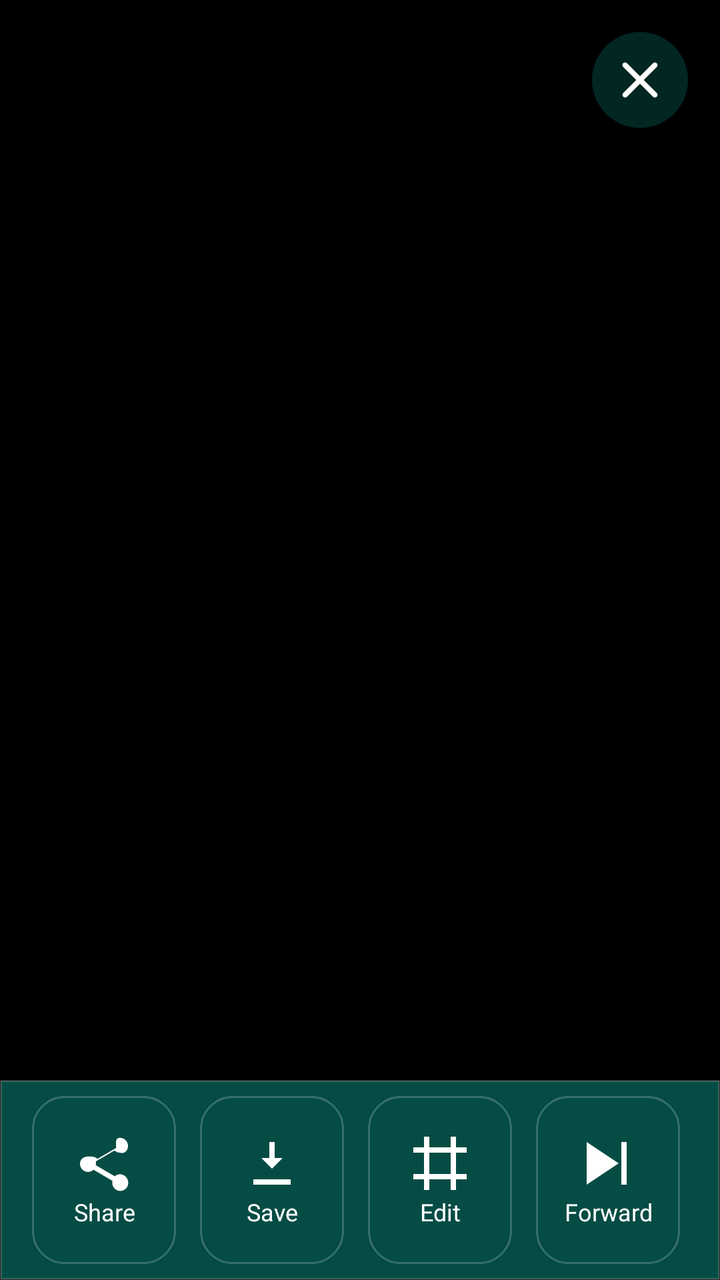
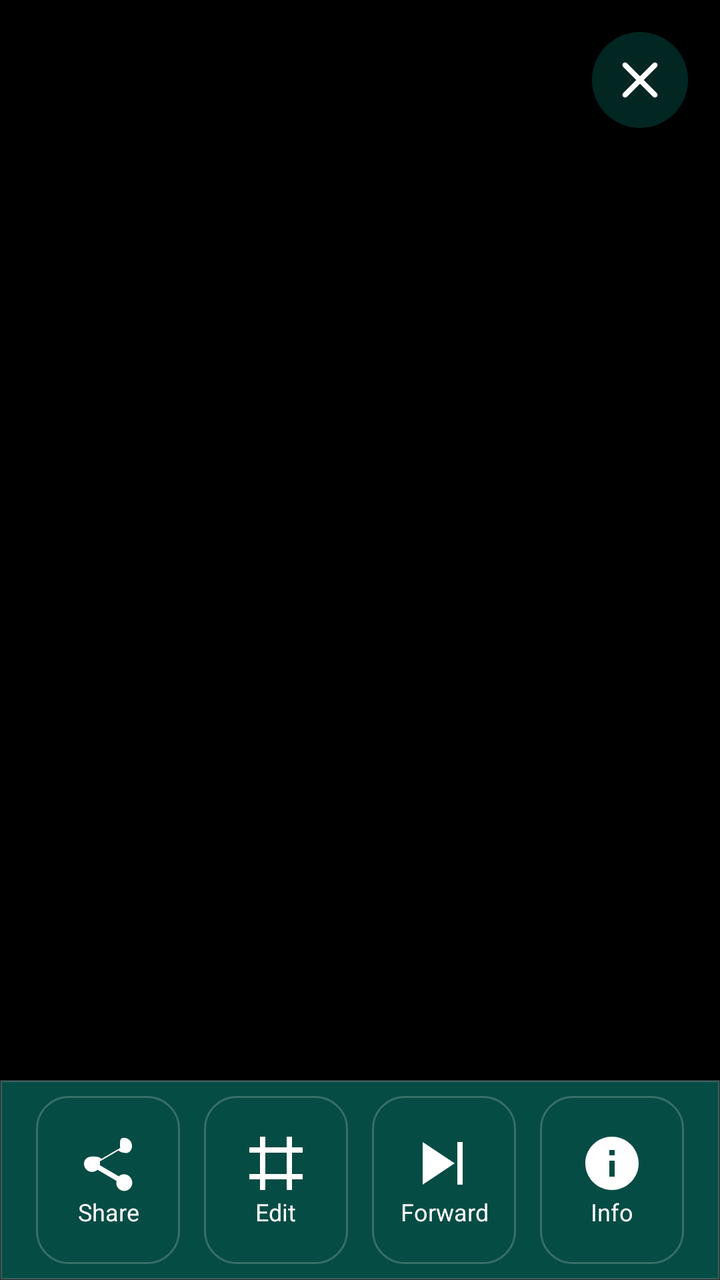

Before-and-after screenshots of an Android layout around one commit, followed by the original layout XML and the change that was made.
<!-- AndroidManifest.xml: application theme Theme.WhatsDownloadPlus -->
<!-- res/layout/image_video_preview_activity.xml -->
<?xml version="1.0" encoding="utf-8"?>
<androidx.constraintlayout.widget.ConstraintLayout
    xmlns:android="http://schemas.android.com/apk/res/android"
    xmlns:app="http://schemas.android.com/apk/res-auto"
    android:id="@+id/previewRoot"
    android:layout_width="match_parent"
    android:layout_height="match_parent"
    android:background="#000">

    
    <ImageView
        android:id="@+id/imagePreview"
        android:layout_width="0dp"
        android:layout_height="0dp"
        android:scaleType="fitCenter"
        android:visibility="gone"
        app:layout_constraintTop_toTopOf="parent"
        app:layout_constraintBottom_toTopOf="@+id/actionLayout"
        app:layout_constraintStart_toStartOf="parent"
        app:layout_constraintEnd_toEndOf="parent"/>

    
    <VideoView
        android:id="@+id/videoPreview"
        android:layout_width="0dp"
        android:layout_height="0dp"
        android:visibility="gone"
        app:layout_constraintTop_toTopOf="parent"
        app:layout_constraintBottom_toTopOf="@+id/actionLayout"
        app:layout_constraintStart_toStartOf="parent"
        app:layout_constraintEnd_toEndOf="parent"/>

    
    <ImageView
        android:id="@+id/playOverlay"
        android:layout_width="72dp"
        android:layout_height="72dp"
        android:visibility="gone"
        android:src="@drawable/ic_play_circle"
        android:background="@drawable/circle_bg_black_50"
        android:padding="16dp"
        app:layout_constraintTop_toTopOf="parent"
        app:layout_constraintBottom_toTopOf="@+id/actionLayout"
        app:layout_constraintStart_toStartOf="parent"
        app:layout_constraintEnd_toEndOf="parent"
        app:tint="#FFFFFF"/>

    
    <ImageView
        android:id="@+id/btnClosePreview"
        android:layout_width="48dp"
        android:layout_height="48dp"
        android:padding="8dp"
        android:src="@drawable/ic_close_white"
        android:background="@drawable/circle_bg_black_50"
        android:contentDescription="Close"
        app:tint="#FFF"
        app:layout_constraintTop_toTopOf="parent"
        app:layout_constraintEnd_toEndOf="parent"
        android:layout_margin="16dp"/>

    
    <HorizontalScrollView
        android:id="@+id/actionLayout"
        android:layout_width="0dp"
        android:layout_height="100dp"
        android:background="@drawable/card_bg_preview_square"
        android:paddingVertical="8dp"
        android:paddingStart="16dp"
        android:paddingEnd="16dp"
        android:scrollbars="none"
        app:layout_constraintBottom_toBottomOf="parent"
        app:layout_constraintStart_toStartOf="parent"
        app:layout_constraintEnd_toEndOf="parent">

        <LinearLayout
            android:layout_width="wrap_content"
            android:layout_height="match_parent"
            android:orientation="horizontal"
            android:gravity="center_vertical">

            
            <LinearLayout
                android:id="@+id/cardShare"
                android:layout_width="72dp"
                android:layout_height="match_parent"
                android:orientation="vertical"
                android:gravity="center"
                android:layout_marginEnd="12dp"
                android:background="@drawable/card_bg_preview"
                android:clickable="true"
                android:focusable="true"
                android:foreground="?attr/selectableItemBackground">

                <ImageView
                    android:id="@+id/btnShare"
                    android:layout_width="32dp"
                    android:layout_height="32dp"
                    android:src="@drawable/ic_share_white"
                    app:tint="#FFF"/>

                <TextView
                    android:layout_width="wrap_content"
                    android:layout_height="wrap_content"
                    android:text="Share"
                    android:textColor="#FFF"
                    android:textSize="12sp"
                    android:ellipsize="end"
                    android:gravity="center"
                    android:singleLine="true"/>
            </LinearLayout>

            
            <LinearLayout
                android:id="@+id/cardDownload"
                android:layout_width="72dp"
                android:layout_height="match_parent"
                android:orientation="vertical"
                android:gravity="center"
                android:layout_marginEnd="12dp"
                android:background="@drawable/card_bg_preview"
                android:clickable="true"
                android:focusable="true"
                android:foreground="?attr/selectableItemBackground">

                <ImageView
                    android:id="@+id/btnDownload"
                    android:layout_width="32dp"
                    android:layout_height="32dp"
                    android:src="@drawable/ic_download_white"
                    app:tint="#FFF"/>

                <TextView
                    android:layout_width="wrap_content"
                    android:layout_height="wrap_content"
                    android:text="Save"
                    android:textColor="#FFF"
                    android:textSize="12sp"
                    android:ellipsize="end"
                    android:gravity="center"
                    android:singleLine="true"/>
            </LinearLayout>

            
            <LinearLayout
                android:id="@+id/cardCrop"
                android:layout_width="72dp"
                android:layout_height="match_parent"
                android:orientation="vertical"
                android:gravity="center"
                android:layout_marginEnd="12dp"
                android:background="@drawable/card_bg_preview"
                android:clickable="true"
                android:focusable="true"
                android:foreground="?attr/selectableItemBackground"
                android:visibility="visible"> 

                <ImageView
                    android:id="@+id/btnCrop"
                    android:layout_width="32dp"
                    android:layout_height="32dp"
                    android:src="@drawable/ic_crop_white"
                    app:tint="#FFF"/>

                <TextView
                    android:layout_width="wrap_content"
                    android:layout_height="wrap_content"
                    android:text="Edit"
                    android:textColor="#FFF"
                    android:textSize="12sp"
                    android:ellipsize="end"
                    android:gravity="center"
                    android:singleLine="true"/>
            </LinearLayout>

            
            <LinearLayout
                android:id="@+id/cardForward"
                android:layout_width="72dp"
                android:layout_height="match_parent"
                android:orientation="vertical"
                android:gravity="center"
                android:layout_marginEnd="12dp"
                android:background="@drawable/card_bg_preview"
                android:clickable="true"
                android:focusable="true"
                android:foreground="?attr/selectableItemBackground">

                <ImageView
                    android:id="@+id/btnForward"
                    android:layout_width="32dp"
                    android:layout_height="32dp"
                    android:src="@drawable/ic_forward_white"
                    app:tint="#FFF"/>

                <TextView
                    android:layout_width="wrap_content"
                    android:layout_height="wrap_content"
                    android:text="Forward"
                    android:textColor="#FFF"
                    android:textSize="12sp"
                    android:ellipsize="end"
                    android:gravity="center"
                    android:singleLine="true"/>
            </LinearLayout>

            
            <LinearLayout
                android:id="@+id/cardInfo"
                android:layout_width="72dp"
                android:layout_height="match_parent"
                android:orientation="vertical"
                android:gravity="center"
                android:background="@drawable/card_bg_preview"
                android:clickable="true"
                android:focusable="true"
                android:foreground="?attr/selectableItemBackground">

                <ImageView
                    android:id="@+id/btnInfo"
                    android:layout_width="32dp"
                    android:layout_height="32dp"
                    android:src="@drawable/ic_info_white"
                    app:tint="#FFF"/>

                <TextView
                    android:layout_width="wrap_content"
                    android:layout_height="wrap_content"
                    android:text="Info"
                    android:textColor="#FFF"
                    android:textSize="12sp"
                    android:ellipsize="end"
                    android:gravity="center"
                    android:singleLine="true"/>
            </LinearLayout>

        </LinearLayout>
    </HorizontalScrollView>

</androidx.constraintlayout.widget.ConstraintLayout>
<!-- resources referenced by this layout -->
<resources>
  <!-- drawable card_bg_preview (drawable) -->
  <shape xmlns:android="http://schemas.android.com/apk/res/android"
      android:shape="rectangle">
  
      
      <solid android:color="#054C44"/> 
  
      
      <corners android:radius="16dp"/>
  
      
      <stroke
          android:width="1dp"
          android:color="#33FFFFFF"/>
  
      
      <padding
          android:left="8dp"
          android:top="8dp"
          android:right="8dp"
          android:bottom="8dp"/>
  </shape>
  <!-- drawable card_bg_preview_square (drawable) -->
  <shape xmlns:android="http://schemas.android.com/apk/res/android"
      android:shape="rectangle">
  
      
      <solid android:color="#054C44"/> 
  
      
      <corners android:radius="0dp"/>
  
      
      <stroke
          android:width="1dp"
          android:color="#33FFFFFF"/>
  
      
      <padding
          android:left="8dp"
          android:top="8dp"
          android:right="8dp"
          android:bottom="8dp"/>
  </shape>
  <!-- drawable circle_bg_black_50 (drawable) -->
  <?xml version="1.0" encoding="utf-8"?>
  <shape xmlns:android="http://schemas.android.com/apk/res/android"
      android:shape="oval">
      <solid android:color="#80054C44"/>
  </shape>
  <!-- drawable ic_close_white (drawable) -->
  <vector xmlns:android="http://schemas.android.com/apk/res/android"
      android:width="24dp"
      android:height="24dp"
      android:viewportWidth="24"
      android:viewportHeight="24">
      <path
          android:fillColor="#FFFFFF"
          android:pathData="M18.3,5.71c-0.39,-0.39 -1.02,-0.39 -1.41,0L12,10.59 7.11,5.7c-0.39,-0.39 -1.02,-0.39 -1.41,0 -0.39,0.39 -0.39,1.02 0,1.41L10.59,12l-4.88,4.88c-0.39,0.39 -0.39,1.02 0,1.41 0.39,0.39 1.02,0.39 1.41,0L12,13.41l4.88,4.88c0.39,0.39 1.02,0.39 1.41,0 0.39,-0.39 0.39,-1.02 0,-1.41L13.41,12l4.88,-4.88c0.39,-0.39 0.39,-1.02 0,-1.41z"/>
  </vector>
  <!-- drawable ic_crop_white (drawable) -->
  <vector xmlns:android="http://schemas.android.com/apk/res/android"
      android:width="24dp" android:height="24dp"
      android:viewportWidth="24" android:viewportHeight="24">
      <path
          android:fillColor="#FFFFFF"
          android:pathData="M6,2h2v20H6V2zm10,0h2v20h-2V2zM2,6h20v2H2V6zm0,10h20v2H2v-2z"/>
  </vector>
  <!-- drawable ic_download_white (drawable) -->
  <vector xmlns:android="http://schemas.android.com/apk/res/android"
      android:width="24dp" android:height="24dp"
      android:viewportWidth="24" android:viewportHeight="24">
      <path
          android:fillColor="#FFFFFF"
          android:pathData="M5,20h14v-2H5v2zm7-18v12l4-4h-3V4h-2v6H8l4,4z"/>
  </vector>
  <!-- drawable ic_forward_white (drawable) -->
  <vector xmlns:android="http://schemas.android.com/apk/res/android"
      android:width="24dp" android:height="24dp"
      android:viewportWidth="24" android:viewportHeight="24">
      <path
          android:fillColor="#FFFFFF"
          android:pathData="M4,4l12,8-12,8V4zm13,0v16h2V4h-2z"/>
  </vector>
  <!-- drawable ic_info_white (drawable) -->
  <vector xmlns:android="http://schemas.android.com/apk/res/android"
      android:width="24dp" android:height="24dp"
      android:viewportWidth="24" android:viewportHeight="24">
      <path
          android:fillColor="#FFFFFF"
          android:pathData="M12,2C6.48,2,2,6.48,2,12s4.48,10,10,10 10-4.48,10-10S17.52,2,12,2z M13,17h-2v-6h2v6zm0-8h-2V7h2v2z"/>
  </vector>
  <!-- drawable ic_play_circle (drawable) -->
  <vector xmlns:android="http://schemas.android.com/apk/res/android"
      android:width="48dp"
      android:height="48dp"
      android:viewportWidth="24"
      android:viewportHeight="24">
      <path
          android:fillColor="#FFFFFF"
          android:pathData="M12,2A10,10 0 1,0 22,12A10,10 0 0,0 12,2M10,16.5V7.5L16,12L10,16.5Z" />
  </vector>
  <color name="whatsapp_green">#075E54</color>
  <color name="whatsapp_dark_green">#054C44</color>
  <color name="teal_200">#FF03DAC5</color>
  <color name="teal_700">#FF018786</color>
  <color name="white">#FFFFFFFF</color>
  <!-- unchanged entries left out for length: 2 -->
</resources>

<!-- the commit's change to res/layout/image_video_preview_activity.xml (unified diff, before → after) -->
@@ -59,182 +59,134 @@
         app:layout_constraintEnd_toEndOf="parent"
         android:layout_margin="16dp"/>
 
-    
-    <HorizontalScrollView
+    <LinearLayout
         android:id="@+id/actionLayout"
         android:layout_width="0dp"
         android:layout_height="100dp"
+        android:orientation="horizontal"
+        android:gravity="center"
         android:background="@drawable/card_bg_preview_square"
-        android:paddingVertical="8dp"
-        android:paddingStart="16dp"
-        android:paddingEnd="16dp"
-        android:scrollbars="none"
         app:layout_constraintBottom_toBottomOf="parent"
         app:layout_constraintStart_toStartOf="parent"
-        app:layout_constraintEnd_toEndOf="parent">
+        app:layout_constraintEnd_toEndOf="parent"
+        android:paddingStart="16dp"
+        android:paddingEnd="16dp">
 
+        
         <LinearLayout
-            android:layout_width="wrap_content"
+            android:id="@+id/cardShare"
+            android:layout_width="72dp"
             android:layout_height="match_parent"
-            android:orientation="horizontal"
-            android:gravity="center_vertical">
+            android:orientation="vertical"
+            android:gravity="center"
+            android:layout_marginEnd="12dp"
+            android:background="@drawable/card_bg_preview"
+            android:clickable="true"
+            android:focusable="true"
+            android:foreground="?attr/selectableItemBackground">
 
-            
-            <LinearLayout
-                android:id="@+id/cardShare"
-                android:layout_width="72dp"
-                android:layout_height="match_parent"
-                android:orientation="vertical"
-                android:gravity="center"
-                android:layout_marginEnd="12dp"
-                android:background="@drawable/card_bg_preview"
-                android:clickable="true"
-                android:focusable="true"
-                android:foreground="?attr/selectableItemBackground">
+            <ImageView
+                android:id="@+id/btnShare"
+                android:layout_width="32dp"
+                android:layout_height="32dp"
+                android:src="@drawable/ic_share_white"
+                app:tint="#FFF"/>
 
-                <ImageView
-                    android:id="@+id/btnShare"
-                    android:layout_width="32dp"
-                    android:layout_height="32dp"
-                    android:src="@drawable/ic_share_white"
-                    app:tint="#FFF"/>
+            <TextView
+                android:layout_width="wrap_content"
+                android:layout_height="wrap_content"
+                android:text="Share"
+                android:textColor="#FFF"
+                android:textSize="12sp"
+                android:gravity="center"/>
+        </LinearLayout>
 
-                <TextView
-                    android:layout_width="wrap_content"
-                    android:layout_height="wrap_content"
-                    android:text="Share"
-                    android:textColor="#FFF"
-                    android:textSize="12sp"
-                    android:ellipsize="end"
-                    android:gravity="center"
-                    android:singleLine="true"/>
-            </LinearLayout>
+        
+        <LinearLayout
+            android:id="@+id/cardCrop"
+            android:layout_width="72dp"
+            android:layout_height="match_parent"
+            android:orientation="vertical"
+            android:gravity="center"
+            android:layout_marginEnd="12dp"
+            android:background="@drawable/card_bg_preview"
+            android:clickable="true"
+            android:focusable="true"
+            android:foreground="?attr/selectableItemBackground">
 
-            
-            <LinearLayout
-                android:id="@+id/cardDownload"
-                android:layout_width="72dp"
-                android:layout_height="match_parent"
-                android:orientation="vertical"
-                android:gravity="center"
-                android:layout_marginEnd="12dp"
-                android:background="@drawable/card_bg_preview"
-                android:clickable="true"
-                android:focusable="true"
-                android:foreground="?attr/selectableItemBackground">
+            <ImageView
+                android:id="@+id/btnCrop"
+                android:layout_width="32dp"
+                android:layout_height="32dp"
+                android:src="@drawable/ic_crop_white"
+                app:tint="#FFF"/>
 
-                <ImageView
-                    android:id="@+id/btnDownload"
-                    android:layout_width="32dp"
-                    android:layout_height="32dp"
-                    android:src="@drawable/ic_download_white"
-                    app:tint="#FFF"/>
+            <TextView
+                android:layout_width="wrap_content"
+                android:layout_height="wrap_content"
+                android:text="Edit"
+                android:textColor="#FFF"
+                android:textSize="12sp"
+                android:gravity="center"/>
+        </LinearLayout>
 
-                <TextView
-                    android:layout_width="wrap_content"
-                    android:layout_height="wrap_content"
-                    android:text="Save"
-                    android:textColor="#FFF"
-                    android:textSize="12sp"
-                    android:ellipsize="end"
-                    android:gravity="center"
-                    android:singleLine="true"/>
-            </LinearLayout>
+        
+        <LinearLayout
+            android:id="@+id/cardForward"
+            android:layout_width="72dp"
+            android:layout_height="match_parent"
+            android:orientation="vertical"
+            android:gravity="center"
+            android:layout_marginEnd="12dp"
+            android:background="@drawable/card_bg_preview"
+            android:clickable="true"
+            android:focusable="true"
+            android:foreground="?attr/selectableItemBackground">
 
-            
-            <LinearLayout
-                android:id="@+id/cardCrop"
-                android:layout_width="72dp"
-                android:layout_height="match_parent"
-                android:orientation="vertical"
-                android:gravity="center"
-                android:layout_marginEnd="12dp"
-                android:background="@drawable/card_bg_preview"
-                android:clickable="true"
-                android:focusable="true"
-                android:foreground="?attr/selectableItemBackground"
-                android:visibility="visible"> 
+            <ImageView
+                android:id="@+id/btnForward"
+                android:layout_width="32dp"
+                android:layout_height="32dp"
+                android:src="@drawable/ic_forward_white"
+                app:tint="#FFF"/>
 
-                <ImageView
-                    android:id="@+id/btnCrop"
-                    android:layout_width="32dp"
-                    android:layout_height="32dp"
-                    android:src="@drawable/ic_crop_white"
-                    app:tint="#FFF"/>
+            <TextView
+                android:layout_width="wrap_content"
+                android:layout_height="wrap_content"
+                android:text="Forward"
+                android:textColor="#FFF"
+                android:textSize="12sp"
+                android:gravity="center"/>
+        </LinearLayout>
 
-                <TextView
-                    android:layout_width="wrap_content"
-                    android:layout_height="wrap_content"
-                    android:text="Edit"
-                    android:textColor="#FFF"
-                    android:textSize="12sp"
-                    android:ellipsize="end"
-                    android:gravity="center"
-                    android:singleLine="true"/>
-            </LinearLayout>
+        
+        <LinearLayout
+            android:id="@+id/cardInfo"
+            android:layout_width="72dp"
+            android:layout_height="match_parent"
+            android:orientation="vertical"
+            android:gravity="center"
+            android:background="@drawable/card_bg_preview"
+            android:clickable="true"
+            android:focusable="true"
+            android:foreground="?attr/selectableItemBackground">
 
-            
-            <LinearLayout
-                android:id="@+id/cardForward"
-                android:layout_width="72dp"
-                android:layout_height="match_parent"
-                android:orientation="vertical"
-                android:gravity="center"
-                android:layout_marginEnd="12dp"
-                android:background="@drawable/card_bg_preview"
-                android:clickable="true"
-                android:focusable="true"
-                android:foreground="?attr/selectableItemBackground">
+            <ImageView
+                android:id="@+id/btnInfo"
+                android:layout_width="32dp"
+                android:layout_height="32dp"
+                android:src="@drawable/ic_info_white"
+                app:tint="#FFF"/>
 
-                <ImageView
-                    android:id="@+id/btnForward"
-                    android:layout_width="32dp"
-                    android:layout_height="32dp"
-                    android:src="@drawable/ic_forward_white"
-                    app:tint="#FFF"/>
+            <TextView
+                android:layout_width="wrap_content"
+                android:layout_height="wrap_content"
+                android:text="Info"
+                android:textColor="#FFF"
+                android:textSize="12sp"
+                android:gravity="center"/>
+        </LinearLayout>
 
-                <TextView
-                    android:layout_width="wrap_content"
-                    android:layout_height="wrap_content"
-                    android:text="Forward"
-                    android:textColor="#FFF"
-                    android:textSize="12sp"
-                    android:ellipsize="end"
-                    android:gravity="center"
-                    android:singleLine="true"/>
-            </LinearLayout>
-
-            
-            <LinearLayout
-                android:id="@+id/cardInfo"
-                android:layout_width="72dp"
-                android:layout_height="match_parent"
-                android:orientation="vertical"
-                android:gravity="center"
-                android:background="@drawable/card_bg_preview"
-                android:clickable="true"
-                android:focusable="true"
-                android:foreground="?attr/selectableItemBackground">
-
-                <ImageView
-                    android:id="@+id/btnInfo"
-                    android:layout_width="32dp"
-                    android:layout_height="32dp"
-                    android:src="@drawable/ic_info_white"
-                    app:tint="#FFF"/>
-
-                <TextView
-                    android:layout_width="wrap_content"
-                    android:layout_height="wrap_content"
-                    android:text="Info"
-                    android:textColor="#FFF"
-                    android:textSize="12sp"
-                    android:ellipsize="end"
-                    android:gravity="center"
-                    android:singleLine="true"/>
-            </LinearLayout>
-
-        </LinearLayout>
-    </HorizontalScrollView>
+    </LinearLayout>
 
 </androidx.constraintlayout.widget.ConstraintLayout>
<!-- resource entries referenced after the edit -->
@@ -68,14 +68,6 @@
           android:fillColor="#FFFFFF"
           android:pathData="M6,2h2v20H6V2zm10,0h2v20h-2V2zM2,6h20v2H2V6zm0,10h20v2H2v-2z"/>
   </vector>
-  <!-- drawable ic_download_white (drawable) -->
-  <vector xmlns:android="http://schemas.android.com/apk/res/android"
-      android:width="24dp" android:height="24dp"
-      android:viewportWidth="24" android:viewportHeight="24">
-      <path
-          android:fillColor="#FFFFFF"
-          android:pathData="M5,20h14v-2H5v2zm7-18v12l4-4h-3V4h-2v6H8l4,4z"/>
-  </vector>
   <!-- drawable ic_forward_white (drawable) -->
   <vector xmlns:android="http://schemas.android.com/apk/res/android"
       android:width="24dp" android:height="24dp"
